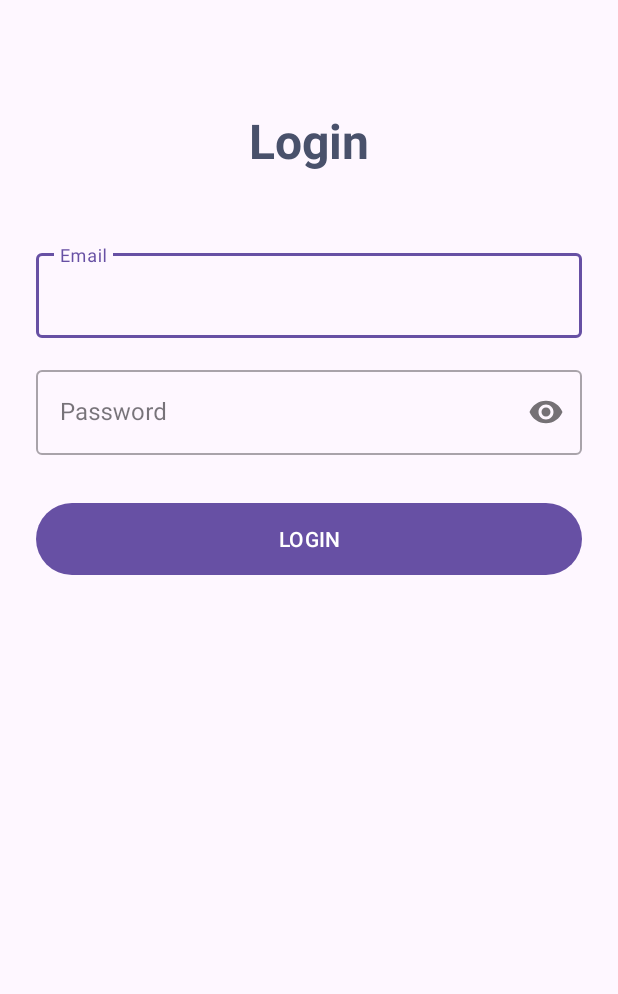
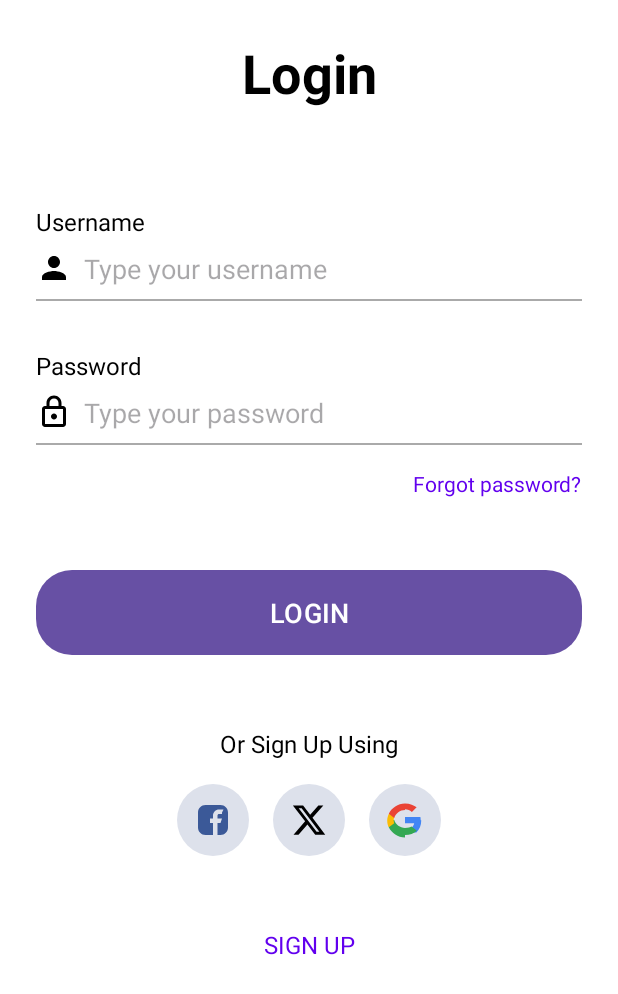
Before and after one commit to MadhukaH/Lab-Test-EEI4369, an Android app: the LoginActivity screen opened directly, with no data from a screen before it, on a phone screen of 412 x 824 dp. Shown: the top 994 px of the screen. Run offline under Robolectric (Android 15) with nearby library versions, the light colour scheme and no system bars.

Commit message:
Update LoginPage

```diff
--- a/app/src/main/java/com/s23010169/madhuka/LoginActivity.java
+++ b/app/src/main/java/com/s23010169/madhuka/LoginActivity.java
@@ -2,13 +2,13 @@ package com.s23010169.madhuka;
 
 import android.os.Bundle;
 import androidx.appcompat.app.AppCompatActivity;
-import com.google.android.material.textfield.TextInputEditText;
+import android.widget.EditText;
 import android.widget.Button;
 import android.widget.Toast;
 
 public class LoginActivity extends AppCompatActivity {
-    private TextInputEditText emailInput;
-    private TextInputEditText passwordInput;
+    private EditText usernameInput;
+    private EditText passwordInput;
     private Button loginButton;
 
     @Override
@@ -17,16 +17,16 @@ public class LoginActivity extends AppCompatActivity {
         setContentView(R.layout.activity_login);
 
         // Initialize views
-        emailInput = findViewById(R.id.emailInput);
+        usernameInput = findViewById(R.id.usernameInput);
         passwordInput = findViewById(R.id.passwordInput);
         loginButton = findViewById(R.id.loginButton);
 
         // Set click listener for login button
         loginButton.setOnClickListener(v -> {
-            String email = emailInput.getText().toString().trim();
+            String username = usernameInput.getText().toString().trim();
             String password = passwordInput.getText().toString().trim();
 
-            if (email.isEmpty() || password.isEmpty()) {
+            if (username.isEmpty() || password.isEmpty()) {
                 Toast.makeText(this, "Please fill in all fields", Toast.LENGTH_SHORT).show();
                 return;
             }
--- /dev/null
+++ b/app/src/main/res/drawable/gradient_login_button_bg.xml
@@ -0,0 +1,9 @@
+<?xml version="1.0" encoding="utf-8"?>
+<shape xmlns:android="http://schemas.android.com/apk/res/android"
+    android:shape="rectangle">
+    <corners android:radius="24dp" />
+    <gradient
+        android:startColor="#7DEFC4"
+        android:endColor="#FF6B81"
+        android:angle="0" />
+</shape>
--- /dev/null
+++ b/app/src/main/res/drawable/ic_facebook_placeholder.xml
@@ -0,0 +1,9 @@
+<vector xmlns:android="http://schemas.android.com/apk/res/android"
+    android:width="24dp"
+    android:height="24dp"
+    android:viewportWidth="24"
+    android:viewportHeight="24">
+    <path
+        android:fillColor="#FF3B5998"
+        android:pathData="M17,2H7C4.24,2 2,4.24 2,7v10c0,2.76 2.24,5 5,5h10c2.76,0 5,-2.24 5,-5V7C22,4.24 19.76,2 17,2zM18,7v1h-2c-0.55,0 -1,0.45 -1,1v2h3l-1,3h-2v8h-3v-8h-2V11h2V9c0,-2.21 1.79,-4 4,-4h3z" />
+</vector>
--- /dev/null
+++ b/app/src/main/res/drawable/ic_google_placeholder.xml
@@ -0,0 +1,21 @@
+<vector xmlns:android="http://schemas.android.com/apk/res/android"
+    android:width="24dp"
+    android:height="24dp"
+    android:viewportWidth="24"
+    android:viewportHeight="24">
+    <path
+        android:fillColor="#FF4285F4"
+        android:pathData="M22.46,12.2c0,-0.78 -0.07,-1.53 -0.19,-2.25H12v4.26h6.14c-0.27,1.38 -1.04,2.56 -2.18,3.37v2.79h3.58c2.09,-1.93 3.3,-4.76 3.3,-8.17z"
+        android:strokeAlpha="0.78"
+        android:strokeLineCap="round"
+        android:strokeLineJoin="round" />
+    <path
+        android:fillColor="#FF34A853"
+        android:pathData="M12,22c3.24,0 5.96,-1.07 7.94,-2.91l-3.58,-2.79c-0.91,0.61 -2.09,0.97 -4.36,0.97 -3.34,0 -6.18,-2.25 -7.19,-5.27H1.2V16.8c1.98,3.92 6.01,6.8 10.8,6.8z" />
+    <path
+        android:fillColor="#FFFBBC05"
+        android:pathData="M4.81,14.09c-0.23,-0.61 -0.37,-1.27 -0.37,-1.93s0.14,-1.32 0.37,-1.93V8.01H1.2c-0.67,1.32 -1.05,2.83 -1.05,4.41s0.38,3.09 1.05,4.41L4.81,14.09z" />
+    <path
+        android:fillColor="#FFEA4335"
+        android:pathData="M12,4.81c1.77,0 3.35,0.61 4.59,1.79l3.18,-3.18C18.06,2.37 15.28,1 12,1c-4.79,0 -8.82,2.88 -10.8,6.8l3.61,2.81c1.01,-3.02 3.85,-5.27 7.19,-5.27z" />
+</vector>
--- /dev/null
+++ b/app/src/main/res/drawable/ic_lock.xml
@@ -0,0 +1,9 @@
+<vector xmlns:android="http://schemas.android.com/apk/res/android"
+    android:width="24dp"
+    android:height="24dp"
+    android:viewportWidth="24"
+    android:viewportHeight="24">
+    <path
+        android:fillColor="#FF000000"
+        android:pathData="M12,17c1.1,0 2,-0.9 2,-2s-0.9,-2 -2,-2 -2,0.9 -2,2 0.9,2 2,2zM18,8h-1V6c0,-2.76 -2.24,-5 -5,-5S7,3.24 7,6v2H6c-1.1,0 -2,0.9 -2,2v10c0,1.1 0.9,2 2,2h12c1.1,0 2,-0.9 2,-2V10c0,-1.1 -0.9,-2 -2,-2zM9,6c0,-1.66 1.34,-3 3,-3s3,1.34 3,3v2H9V6zM18,20H6V10h12V20z" />
+</vector>
--- /dev/null
+++ b/app/src/main/res/drawable/ic_person.xml
@@ -0,0 +1,9 @@
+<vector xmlns:android="http://schemas.android.com/apk/res/android"
+    android:width="24dp"
+    android:height="24dp"
+    android:viewportWidth="24"
+    android:viewportHeight="24">
+    <path
+        android:fillColor="#FF000000"
+        android:pathData="M12,12c2.21,0 4,-1.79 4,-4s-1.79,-4 -4,-4 -4,1.79 -4,4 1.79,4 4,4zM12,14c-2.67,0 -8,1.34 -8,4v2h16v-2c0,-2.66 -5.33,-4 -8,-4z" />
+</vector>
--- /dev/null
+++ b/app/src/main/res/drawable/ic_twitter_placeholder.xml
@@ -0,0 +1,9 @@
+<vector xmlns:android="http://schemas.android.com/apk/res/android"
+    android:width="24dp"
+    android:height="24dp"
+    android:viewportWidth="24"
+    android:viewportHeight="24">
+    <path
+        android:fillColor="#000000"
+        android:pathData="M18.244,2.25h3.308l-7.227,8.26 8.502,11.24H16.17l-5.214,-6.817L4.99,21.75H1.68l7.73,-8.835L1.254,2.25H8.08l4.713,6.231zm-1.161,17.52h1.833L7.084,4.126H5.117z" />
+</vector>
--- /dev/null
+++ b/app/src/main/res/drawable/social_circle_bg.xml
@@ -0,0 +1,5 @@
+<?xml version="1.0" encoding="utf-8"?>
+<shape xmlns:android="http://schemas.android.com/apk/res/android"
+    android:shape="oval">
+    <solid android:color="#DDE1EB" />
+</shape>
--- a/app/src/main/res/layout/activity_login.xml
+++ b/app/src/main/res/layout/activity_login.xml
@@ -1,65 +1,180 @@
 <?xml version="1.0" encoding="utf-8"?>
 <androidx.constraintlayout.widget.ConstraintLayout xmlns:android="http://schemas.android.com/apk/res/android"
     xmlns:app="http://schemas.android.com/apk/res-auto"
+    xmlns:tools="http://schemas.android.com/tools"
     android:layout_width="match_parent"
     android:layout_height="match_parent"
-    android:padding="24dp">
+    android:background="@android:color/white"
+    android:padding="24dp"
+    tools:context=".LoginActivity">
 
     <TextView
         android:id="@+id/loginTitle"
         android:layout_width="wrap_content"
         android:layout_height="wrap_content"
         android:text="Login"
-        android:textSize="32sp"
+        android:textColor="@android:color/black"
+        android:textSize="36sp"
         android:textStyle="bold"
-        android:textColor="#49516B"
+        app:layout_constraintBottom_toTopOf="@+id/usernameLabel"
+        app:layout_constraintEnd_toEndOf="parent"
+        app:layout_constraintStart_toStartOf="parent"
         app:layout_constraintTop_toTopOf="parent"
-        android:layout_marginTop="48dp"
+        app:layout_constraintVertical_chainStyle="packed" />
+
+    <TextView
+        android:id="@+id/usernameLabel"
+        android:layout_width="wrap_content"
+        android:layout_height="wrap_content"
+        android:text="Username"
+        android:textColor="@android:color/black"
+        android:textSize="16sp"
+        android:layout_marginTop="64dp"
+        app:layout_constraintStart_toStartOf="parent"
+        app:layout_constraintTop_toBottomOf="@id/loginTitle" />
+
+    <EditText
+        android:id="@+id/usernameInput"
+        android:layout_width="match_parent"
+        android:layout_height="wrap_content"
+        android:hint="Type your username"
+        android:inputType="text"
+        android:paddingTop="8dp"
+        android:paddingBottom="8dp"
+        android:drawableStart="@drawable/ic_person"
+        android:drawablePadding="8dp"
+        android:background="@null"
+        app:layout_constraintTop_toBottomOf="@id/usernameLabel"
         app:layout_constraintStart_toStartOf="parent"
         app:layout_constraintEnd_toEndOf="parent" />
 
-    <com.google.android.material.textfield.TextInputLayout
-        android:id="@+id/emailLayout"
+    <View
+        android:id="@+id/usernameDivider"
+        android:layout_width="match_parent"
+        android:layout_height="1dp"
+        android:background="@android:color/darker_gray"
+        app:layout_constraintTop_toBottomOf="@id/usernameInput" />
+
+    <TextView
+        android:id="@+id/passwordLabel"
+        android:layout_width="wrap_content"
+        android:layout_height="wrap_content"
+        android:text="Password"
+        android:textColor="@android:color/black"
+        android:textSize="16sp"
+        android:layout_marginTop="32dp"
+        app:layout_constraintStart_toStartOf="parent"
+        app:layout_constraintTop_toBottomOf="@id/usernameDivider" />
+
+    <EditText
+        android:id="@+id/passwordInput"
         android:layout_width="match_parent"
         android:layout_height="wrap_content"
-        android:layout_marginTop="48dp"
-        app:layout_constraintTop_toBottomOf="@id/loginTitle"
-        style="@style/Widget.MaterialComponents.TextInputLayout.OutlinedBox">
+        android:hint="Type your password"
+        android:inputType="textPassword"
+        android:paddingTop="8dp"
+        android:paddingBottom="8dp"
+        android:drawableStart="@drawable/ic_lock"
+        android:drawablePadding="8dp"
+        android:background="@null"
+        app:layout_constraintTop_toBottomOf="@id/passwordLabel"
+        app:layout_constraintStart_toStartOf="parent"
+        app:layout_constraintEnd_toEndOf="parent" />
 
-        <com.google.android.material.textfield.TextInputEditText
-            android:id="@+id/emailInput"
-            android:layout_width="match_parent"
-            android:layout_height="wrap_content"
-            android:hint="Email"
-            android:inputType="textEmailAddress" />
-    </com.google.android.material.textfield.TextInputLayout>
+    <View
+        android:id="@+id/passwordDivider"
+        android:layout_width="match_parent"
+        android:layout_height="1dp"
+        android:background="@android:color/darker_gray"
+        app:layout_constraintTop_toBottomOf="@id/passwordInput" />
 
-    <com.google.android.material.textfield.TextInputLayout
-        android:id="@+id/passwordLayout"
-        android:layout_width="match_parent"
+    <TextView
+        android:id="@+id/forgotPasswordText"
+        android:layout_width="wrap_content"
         android:layout_height="wrap_content"
+        android:text="Forgot password?"
+        android:textColor="#6200EE"
         android:layout_marginTop="16dp"
-        app:layout_constraintTop_toBottomOf="@id/emailLayout"
-        app:passwordToggleEnabled="true"
-        style="@style/Widget.MaterialComponents.TextInputLayout.OutlinedBox">
-
-        <com.google.android.material.textfield.TextInputEditText
-            android:id="@+id/passwordInput"
-            android:layout_width="match_parent"
-            android:layout_height="wrap_content"
-            android:hint="Password"
-            android:inputType="textPassword" />
-    </com.google.android.material.textfield.TextInputLayout>
+        app:layout_constraintEnd_toEndOf="parent"
+        app:layout_constraintTop_toBottomOf="@id/passwordDivider" />
 
     <Button
         android:id="@+id/loginButton"
-        android:layout_width="match_parent"
-        android:layout_height="48dp"
+        android:layout_width="0dp"
+        android:layout_height="wrap_content"
         android:text="LOGIN"
+        android:textColor="@android:color/white"
         android:textAllCaps="true"
-        android:textColor="#fff"
-        android:background="@drawable/rounded_get_started_bg"
-        android:layout_marginTop="32dp"
-        app:layout_constraintTop_toBottomOf="@id/passwordLayout" />
+        android:textSize="18sp"
+        android:paddingTop="12dp"
+        android:paddingBottom="12dp"
+        android:background="@drawable/gradient_login_button_bg"
+        android:layout_marginTop="48dp"
+        app:layout_constraintTop_toBottomOf="@id/forgotPasswordText"
+        app:layout_constraintStart_toStartOf="parent"
+        app:layout_constraintEnd_toEndOf="parent" />
+
+    <TextView
+        android:id="@+id/orSignUpUsingText"
+        android:layout_width="wrap_content"
+        android:layout_height="wrap_content"
+        android:text="Or Sign Up Using"
+        android:textColor="@android:color/black"
+        android:textSize="16sp"
+        android:layout_marginTop="48dp"
+        app:layout_constraintTop_toBottomOf="@id/loginButton"
+        app:layout_constraintStart_toStartOf="parent"
+        app:layout_constraintEnd_toEndOf="parent" />
+
+    <LinearLayout
+        android:id="@+id/socialButtonsLayout"
+        android:layout_width="wrap_content"
+        android:layout_height="wrap_content"
+        android:orientation="horizontal"
+        android:layout_marginTop="16dp"
+        app:layout_constraintTop_toBottomOf="@id/orSignUpUsingText"
+        app:layout_constraintStart_toStartOf="parent"
+        app:layout_constraintEnd_toEndOf="parent">
+
+        <!-- Placeholder for Facebook, Twitter, Google buttons -->
+        <ImageButton
+            android:id="@+id/facebookButton"
+            android:layout_width="48dp"
+            android:layout_height="48dp"
+            android:src="@drawable/ic_facebook_placeholder"
+            android:background="@drawable/social_circle_bg"
+            android:contentDescription="Facebook Login" />
+
+        <ImageButton
+            android:id="@+id/twitterButton"
+            android:layout_width="48dp"
+            android:layout_height="48dp"
+            android:layout_marginStart="16dp"
+            android:src="@drawable/ic_twitter_placeholder"
+            android:background="@drawable/social_circle_bg"
+            android:contentDescription="Twitter Login" />
+
+        <ImageButton
+            android:id="@+id/googleButton"
+            android:layout_width="48dp"
+            android:layout_height="48dp"
+            android:layout_marginStart="16dp"
+            android:src="@drawable/ic_google_placeholder"
+            android:background="@drawable/social_circle_bg"
+            android:contentDescription="Google Login" />
+
+    </LinearLayout>
+
+    <TextView
+        android:id="@+id/signUpText"
+        android:layout_width="wrap_content"
+        android:layout_height="wrap_content"
+        android:text="SIGN UP"
+        android:textColor="#6200EE"
+        android:textSize="16sp"
+        android:layout_marginTop="48dp"
+        app:layout_constraintTop_toBottomOf="@id/socialButtonsLayout"
+        app:layout_constraintStart_toStartOf="parent"
+        app:layout_constraintEnd_toEndOf="parent" />
 
 </androidx.constraintlayout.widget.ConstraintLayout>
```
